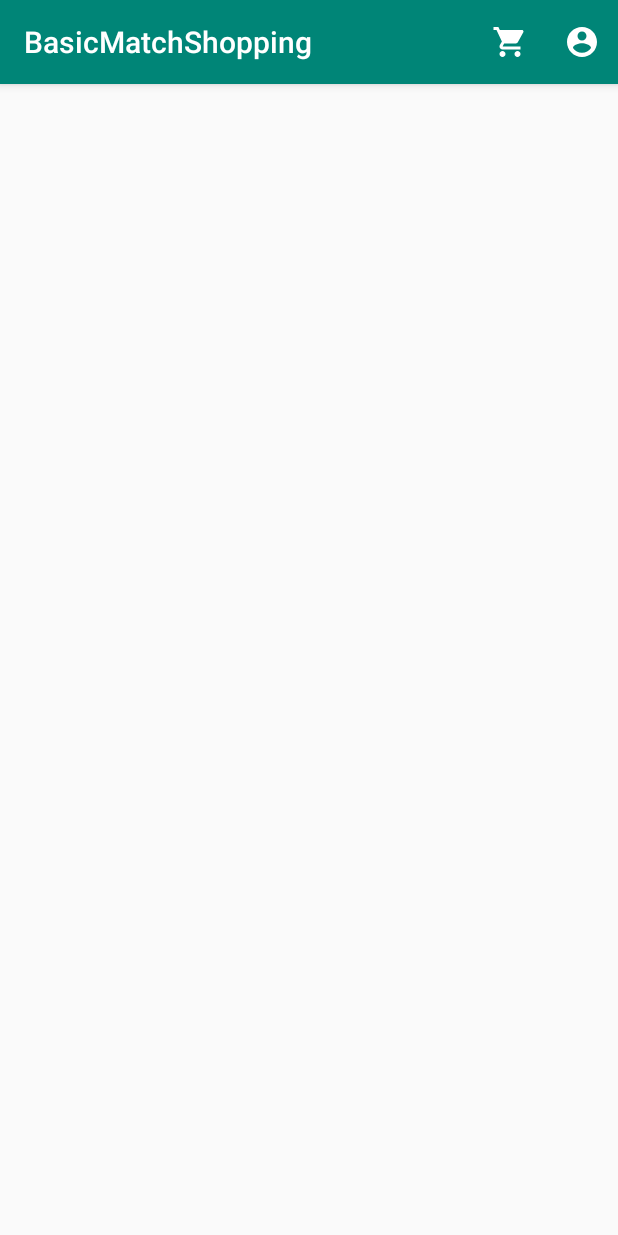
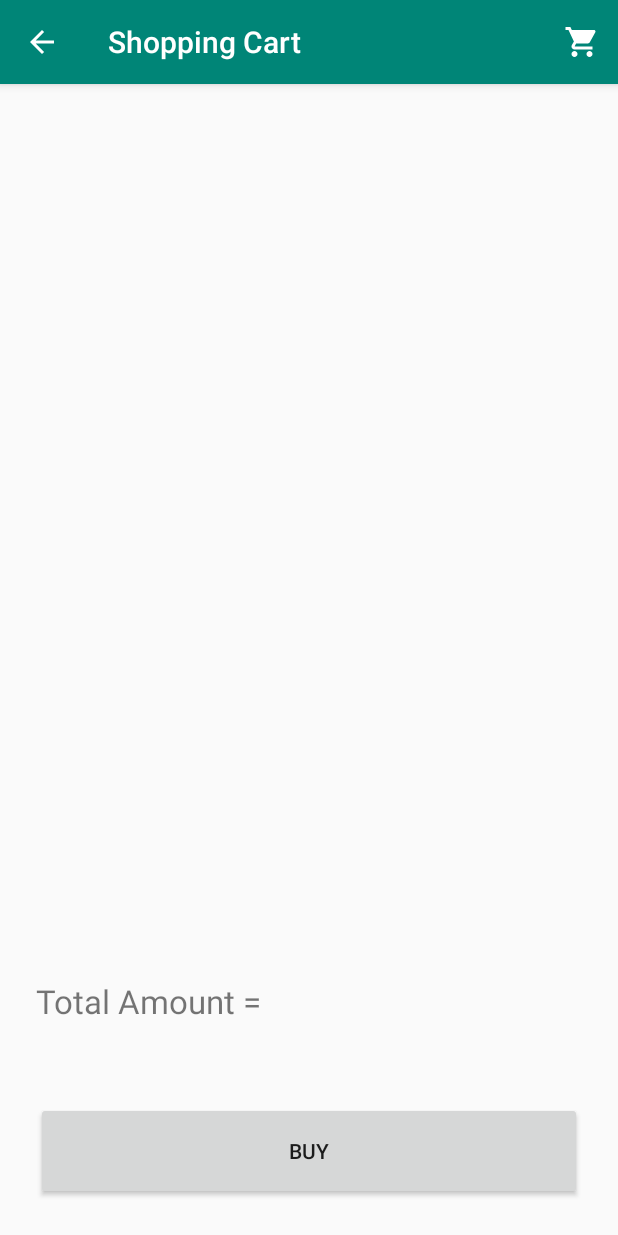
Before and after one commit to berkay22demirel/BasicMatchShopping-Android, an Android app: the screen it shows after launch (MainActivity before the commit, ShoppingCartActivity after it), after a tap on an icon or button, on a phone screen of 412 x 824 dp. Run offline under Robolectric (Android 15) with nearby library versions, the phone set to English and light mode, and no system bars; our stand-ins replace Picasso; pictures from the network do not load.

Commit message:
add shopping cart page

```diff
--- a/app/src/main/AndroidManifest.xml
+++ b/app/src/main/AndroidManifest.xml
@@ -12,7 +12,8 @@
         android:supportsRtl="true"
         android:theme="@style/AppTheme"
         android:usesCleartextTraffic="true">
-        <activity android:name=".SignUpActivity"></activity>
+        <activity android:name=".ShoppingCartActivity"></activity>
+        <activity android:name=".SignUpActivity" />
         <activity android:name=".ProfileActivity" />
         <activity android:name=".LoginActivity" />
         <activity android:name=".ProductActivity" />
--- a/app/src/main/java/com/example/basicmatchshopping/MainActivity.java
+++ b/app/src/main/java/com/example/basicmatchshopping/MainActivity.java
@@ -5,7 +5,6 @@ import android.os.Bundle;
 import android.util.Log;
 import android.view.Menu;
 import android.view.MenuItem;
-import android.widget.Toast;
 
 import androidx.annotation.NonNull;
 import androidx.appcompat.app.AppCompatActivity;
@@ -74,7 +73,9 @@ public class MainActivity extends AppCompatActivity implements CategoryAdapter.C
 
         switch (item.getItemId()) {
             case R.id.menushoppingcart:
-                Toast.makeText(this, "Shopping Cart selected", Toast.LENGTH_LONG).show();
+                Intent intentShoppingCart = new Intent(this, ShoppingCartActivity.class);
+                intentShoppingCart.putExtra("user", user);
+                startActivity(intentShoppingCart);
                 break;
             case R.id.menuprofile:
                 if (user == null) {
--- a/app/src/main/java/com/example/basicmatchshopping/api/service/OrderApiClient.java
+++ b/app/src/main/java/com/example/basicmatchshopping/api/service/OrderApiClient.java
@@ -1,15 +1,22 @@
 package com.example.basicmatchshopping.api.service;
 
+import com.example.basicmatchshopping.api.request.OrderRequest;
 import com.example.basicmatchshopping.api.response.OrderResponse;
 
 import java.util.List;
 
 import retrofit2.Call;
+import retrofit2.http.Body;
 import retrofit2.http.GET;
+import retrofit2.http.Header;
+import retrofit2.http.POST;
 import retrofit2.http.Path;
 
 public interface OrderApiClient {
 
+    @POST("order/buy")
+    Call<OrderResponse> buy(@Body OrderRequest orderRequest, @Header("Authorization") String authorization);
+
     @GET("order/getallbyuserid/{id}")
     Call<List<OrderResponse>> getAllByUserId(@Path("id") String id);
 }
--- /dev/null
+++ b/app/src/main/res/layout/activity_shopping_cart.xml
@@ -0,0 +1,40 @@
+<?xml version="1.0" encoding="utf-8"?>
+<androidx.constraintlayout.widget.ConstraintLayout xmlns:android="http://schemas.android.com/apk/res/android"
+    xmlns:tools="http://schemas.android.com/tools"
+    android:layout_width="match_parent"
+    android:layout_height="match_parent"
+    tools:context=".ShoppingCartActivity">
+
+    <LinearLayout
+        android:layout_width="match_parent"
+        android:layout_height="match_parent"
+        android:layout_margin="@dimen/large_margin"
+        android:orientation="vertical">
+
+        <androidx.recyclerview.widget.RecyclerView
+            android:id="@+id/recyclerViewShoppingCartSubProducts"
+            android:layout_width="match_parent"
+            android:layout_height="match_parent"
+            android:layout_margin="@dimen/small_margin"
+            android:layout_weight="0.2" />
+
+        <TextView
+            android:id="@+id/textViewShoppingCartTotalAmount"
+            android:layout_width="match_parent"
+            android:layout_height="match_parent"
+            android:layout_margin="@dimen/small_margin"
+            android:layout_weight="0.8"
+            android:text="Total Amount = "
+            android:textSize="@dimen/large_text_size" />
+
+        <Button
+            android:id="@+id/buttonShoppingCartBuy"
+            android:layout_width="match_parent"
+            android:layout_height="match_parent"
+            android:layout_margin="@dimen/small_margin"
+            android:layout_weight="0.8"
+            android:text="Buy" />
+
+    </LinearLayout>
+
+</androidx.constraintlayout.widget.ConstraintLayout>
```
Also changed, not shown: app/src/main/java/com/example/basicmatchshopping/ShoppingCartActivity.java (added, +165 -0 lines), app/src/main/java/com/example/basicmatchshopping/adapter/ShoppingCartSubProductAdapter.java (added, +70 -0 lines), app/src/main/java/com/example/basicmatchshopping/api/request/OrderRequest.java (added, +32 -0 lines), app/src/main/java/com/example/basicmatchshopping/api/request/UserRequest.java (+9 -0 lines), app/src/main/java/com/example/basicmatchshopping/api/response/SubProductResponse.java (+9 -0 lines), app/src/main/res/layout/recycler_view_shopping_cart_sub_product.xml (added, +63 -0 lines).
